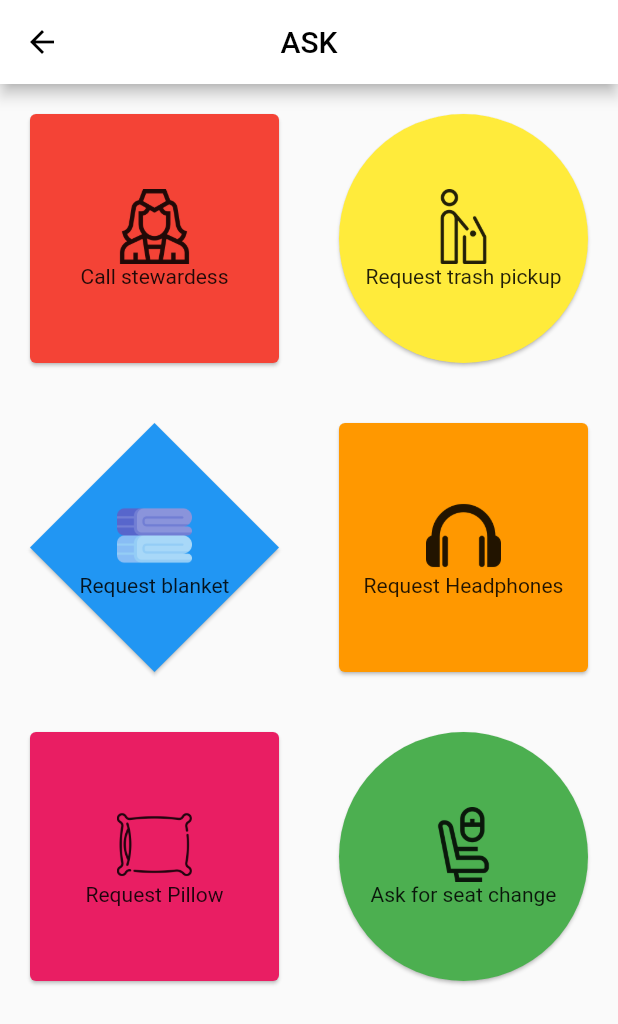
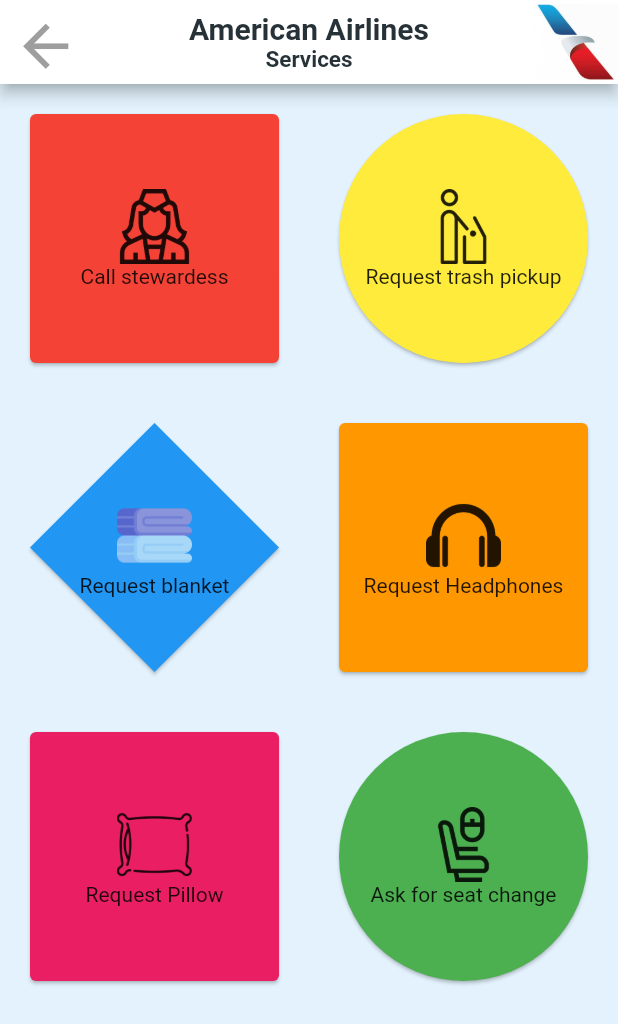
Before and after one commit to PaulLockett/BESmartMorehouse2020, a Flutter app: the Stewardess screen opened directly, on a phone screen of 412 x 824 dp. Shown: the top 1024 px of the screen. Run offline on Flutter 3.47's test engine with Material 2 defaults, Android fonts, the phone set to English and light mode, and no system bars.

Commit message:
Need to address services page

```diff
--- a/lib/screens/Stewardess.dart
+++ b/lib/screens/Stewardess.dart
@@ -10,25 +10,39 @@
 class _StewardessState extends State<Stewardess> {
   @override
   Widget build(BuildContext context) {
-    return Container(
-       child: SafeArea(
-         child: Scaffold(
+    return Scaffold(
       appBar: AppBar(
-          backgroundColor: Colors.white,
-          centerTitle: true,
-          title: Text(
-            "ASK",
-            style: TextStyle(color: Colors.black),
-            ),
         leading: IconButton(
           icon: Icon(
             Icons.arrow_back,
-              color: Colors.black,
+            color: Colors.grey,
+            size: 45,
           ),
           onPressed: () {
+            Navigator.pop(context);
           },
         ),
+        actions: [Image.asset('Images/aa.jpeg')],
+        title: Column(
+          children: [
+            Text(
+              "American Airlines",
+              style: TextStyle(
+                  color: Colors.blueGrey[900], fontWeight: FontWeight.bold),
             ),
+            Text(
+              "Services",
+              style: TextStyle(
+                  color: Colors.blueGrey[900],
+                  fontSize: 15,
+                  fontWeight: FontWeight.bold),
+            ),
+          ],
+        ),
+        centerTitle: true,
+        backgroundColor: Colors.white,
+      ),
+      backgroundColor: Colors.blue[50],
       body: GridView.count(
         crossAxisCount: 2,
         children: <Widget>[
@@ -38,7 +52,7 @@
             child: Center(
               child: Column(
                   mainAxisAlignment: MainAxisAlignment.center,
-                  children:<Widget>[
+                  children: <Widget>[
                     ImageIcon(
                       new AssetImage("Images/flight-attendant.png"),
                       size: 50,
@@ -46,8 +60,7 @@
                     Text(
                       "Call stewardess",
                     ),
-                  ]
-                ),
+                  ]),
             ),
           ),
           Card(
@@ -57,16 +70,16 @@
             child: Center(
               child: Column(
                   mainAxisAlignment: MainAxisAlignment.center,
-                  children:<Widget>[
+                  children: <Widget>[
                     ImageIcon(
-                      new AssetImage("Images/man-outline-throwing-at-trash-can.png"),
+                      new AssetImage(
+                          "Images/man-outline-throwing-at-trash-can.png"),
                       size: 50,
                     ),
                     Text(
                       "Request trash pickup",
                     ),
-                  ]
-                ),
+                  ]),
             ),
           ),
           Card(
@@ -78,7 +91,7 @@
             child: Center(
               child: Column(
                   mainAxisAlignment: MainAxisAlignment.center,
-                  children:<Widget>[
+                  children: <Widget>[
                     Image.asset(
                       "Images/blanket.png",
                       height: 50,
@@ -87,8 +100,7 @@
                     Text(
                       "Request blanket",
                     ),
-                  ]
-                ),
+                  ]),
             ),
           ),
           Card(
@@ -97,7 +109,7 @@
             child: Center(
               child: Column(
                   mainAxisAlignment: MainAxisAlignment.center,
-                  children:<Widget>[
+                  children: <Widget>[
                     ImageIcon(
                       new AssetImage("Images/headphone-symbol.png"),
                       size: 50,
@@ -105,8 +117,7 @@
                     Text(
                       "Request Headphones",
                     ),
-                  ]
-                ),
+                  ]),
             ),
           ),
           Card(
@@ -115,7 +126,7 @@
             child: Center(
               child: Column(
                   mainAxisAlignment: MainAxisAlignment.center,
-                  children:<Widget>[
+                  children: <Widget>[
                     ImageIcon(
                       new AssetImage("Images/pillow.png"),
                       size: 50,
@@ -123,8 +134,7 @@
                     Text(
                       "Request Pillow",
                     ),
-                  ]
-                ),
+                  ]),
             ),
           ),
           Card(
@@ -134,7 +144,7 @@
             child: Center(
               child: Column(
                   mainAxisAlignment: MainAxisAlignment.center,
-                  children:<Widget>[
+                  children: <Widget>[
                     ImageIcon(
                       new AssetImage("Images/seat.png"),
                       size: 50,
@@ -142,14 +152,11 @@
                     Text(
                       "Ask for seat change",
                     ),
-                  ]
-                ),
+                  ]),
             ),
           ),
         ],
       ),
-        ),
-      ),
     );
   }
 }
```
Also changed, not shown: lib/screens/checkoutScreen.dart (+13 -0 lines), lib/screens/mainScreen.dart (+13 -0 lines). Lines whose indentation alone changed are shown as unchanged.
